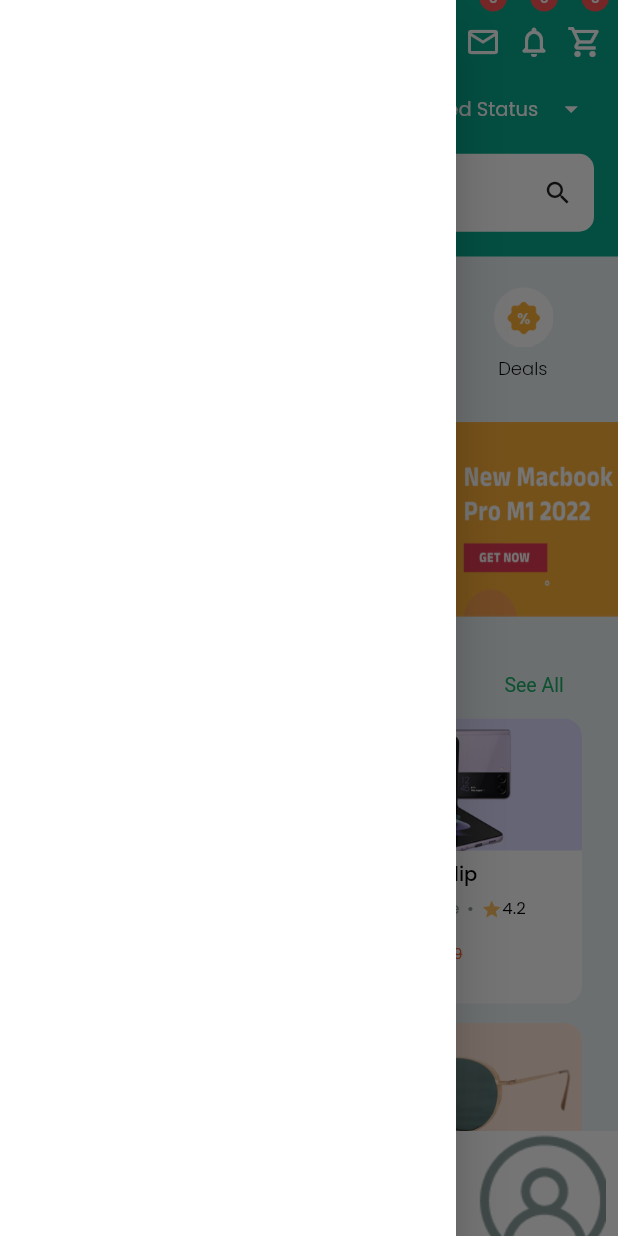
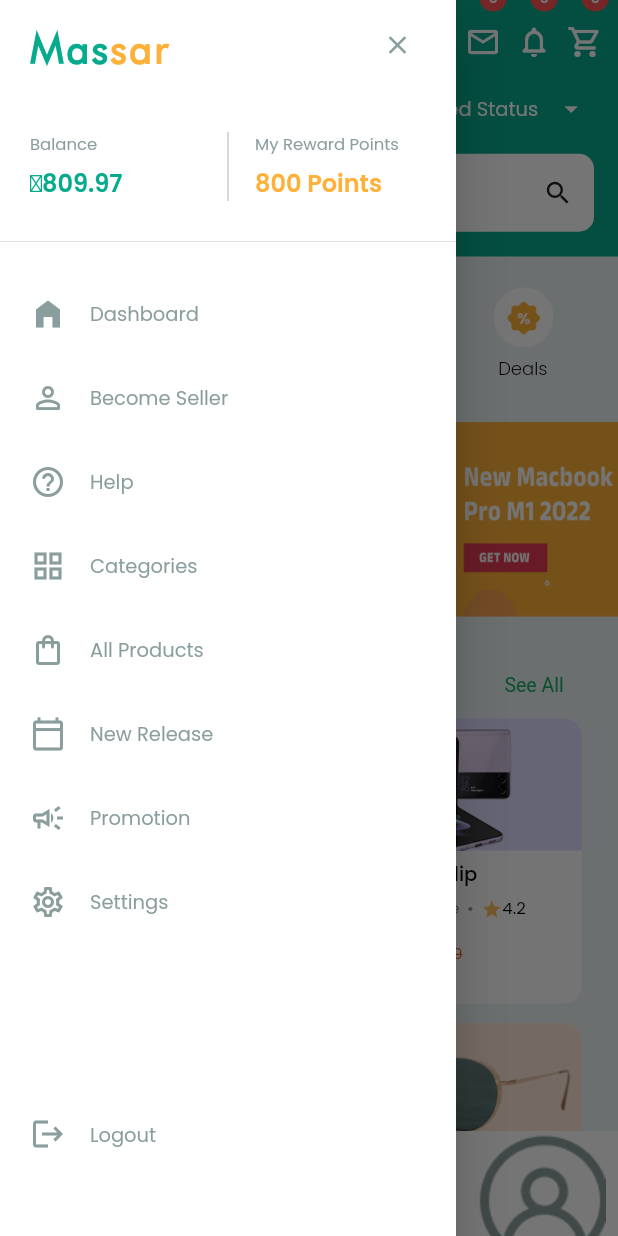
Before and after one commit to Manuelkpatsu/massar_app, a Flutter app: the MainApp screen opened by its route, with the side drawer open, on a phone screen of 412 x 824 dp. Run offline on Flutter 3.47's test engine with Material 2 defaults, Android fonts, the phone set to English and light mode, and no system bars; drawn by our look-alikes of badges, persistent_bottom_nav_bar; our stand-ins replace animated_splash_screen, equatable, google_fonts, page_transition.

Commit message:
Implement drawer

```diff
--- a/lib/screens/main_app/home/home_screen.dart
+++ b/lib/screens/main_app/home/home_screen.dart
@@ -25,7 +25,7 @@ class _HomeScreenState extends State<HomeScreen> {
     Category(id: 1, name: 'Electronic', image: 'assets/images/categories/electronic.png'),
     Category(id: 2, name: 'Fashion', image: 'assets/images/categories/fashion.png'),
     Category(id: 3, name: 'F&B', image: 'assets/images/categories/cloth.png'),
-    Category(id: 4, name: 'Beauty', image: 'assets/images/categories/deal.png'),
+    Category(id: 4, name: 'Beauty', image: 'assets/images/categories/beauty.png'),
     Category(id: 5, name: 'Deals', image: 'assets/images/categories/deal.png'),
   ];
   final List<String> _promotions = [
--- a/lib/screens/main_app/main_app.dart
+++ b/lib/screens/main_app/main_app.dart
@@ -1,12 +1,17 @@
 import 'package:flutter/material.dart';
+import 'package:massar_app/screens/main_app/widgets/info_tile.dart';
 import 'package:massar_app/screens/widgets/custom_badge.dart';
+import 'package:massar_app/screens/widgets/logo.dart';
 import 'package:massar_app/theme/custom_color.dart';
+import 'package:massar_app/utils/money.dart';
 import 'package:persistent_bottom_nav_bar/persistent_tab_view.dart';
 
 import 'feeds/feeds_screen.dart';
 import 'home/home_screen.dart';
 import 'profile/profile_screen.dart';
 import 'transaction/transaction_screen.dart';
+import 'widgets/close_drawer_button.dart';
+import 'widgets/nav_tile.dart';
 import 'widgets/screen_title.dart';
 
 class MainApp extends StatefulWidget {
@@ -99,8 +104,111 @@ class _MainAppState extends State<MainApp> {
           ),
         ],
       ),
-      drawer: const Drawer(
+      drawer: Drawer(
         backgroundColor: Colors.white,
+        child: Column(
+          children: [
+            DrawerHeader(
+              margin: EdgeInsets.zero,
+              padding: const EdgeInsets.fromLTRB(20, 16, 20, 0),
+              child: Stack(
+                children: [
+                  Column(
+                    crossAxisAlignment: CrossAxisAlignment.start,
+                    children: [
+                      const Logo(
+                        firstColor: CustomColor.primaryColor,
+                        secondColor: CustomColor.buttonColor,
+                        fontSize: 27,
+                      ),
+                      const SizedBox(height: 40),
+                      IntrinsicHeight(
+                        child: Row(
+                          children: [
+                            InfoTile(
+                              title: 'Balance',
+                              info: Money.fromDouble(value: 809.97),
+                              infoTextColor: CustomColor.primaryColor,
+                            ),
+                            const SizedBox(width: 10),
+                            const VerticalDivider(
+                              color: CustomColor.labelColor,
+                              thickness: 0.5,
+                            ),
+                            const SizedBox(width: 10),
+                            const InfoTile(
+                              title: 'My Reward Points',
+                              info: '800 Points',
+                              infoTextColor: CustomColor.buttonColor,
+                            ),
+                          ],
+                        ),
+                      ),
+                    ],
+                  ),
+                  const CloseDrawerButton(),
+                ],
+              ),
+            ),
+            const SizedBox(height: 20),
+            Expanded(
+              child: ListView(
+                padding: EdgeInsets.zero,
+                children: [
+                  NavTile(
+                    onPressed: () {},
+                    title: 'Dashboard',
+                    icon: Icons.home_filled,
+                  ),
+                  NavTile(
+                    onPressed: () {},
+                    title: 'Become Seller',
+                    icon: Icons.person_outline_rounded,
+                  ),
+                  NavTile(
+                    onPressed: () {},
+                    title: 'Help',
+                    icon: Icons.help_outline_rounded,
+                  ),
+                  NavTile(
+                    onPressed: () {},
+                    title: 'Categories',
+                    icon: Icons.grid_view_outlined,
+                  ),
+                  NavTile(
+                    onPressed: () {},
+                    title: 'All Products',
+                    icon: Icons.shopping_bag_outlined,
+                  ),
+                  NavTile(
+                    onPressed: () {},
+                    title: 'New Release',
+                    icon: Icons.calendar_today_outlined,
+                  ),
+                  NavTile(
+                    onPressed: () {},
+                    title: 'Promotion',
+                    icon: Icons.campaign_outlined,
+                  ),
+                  NavTile(
+                    onPressed: () {},
+                    title: 'Settings',
+                    icon: Icons.settings_outlined,
+                  ),
+                ],
+              ),
+            ),
+            Align(
+              alignment: Alignment.bottomCenter,
+              child: NavTile(
+                onPressed: () {},
+                title: 'Logout',
+                icon: Icons.logout,
+              ),
+            ),
+            const SizedBox(height: 40),
+          ],
+        ),
       ),
       body: PersistentTabView(
         context,
--- /dev/null
+++ b/lib/screens/main_app/widgets/close_drawer_button.dart
@@ -0,0 +1,23 @@
+import 'package:flutter/material.dart';
+import 'package:massar_app/theme/custom_color.dart';
+
+class CloseDrawerButton extends StatelessWidget {
+  const CloseDrawerButton({Key? key}) : super(key: key);
+
+  @override
+  Widget build(BuildContext context) {
+    return Positioned(
+      top: -10,
+      right: -5,
+      child: IconButton(
+        splashRadius: 20,
+        onPressed: () => Navigator.pop(context),
+        icon: const Icon(
+          Icons.close,
+          color: CustomColor.labelColor,
+          size: 20,
+        ),
+      ),
+    );
+  }
+}
--- /dev/null
+++ b/lib/screens/main_app/widgets/info_tile.dart
@@ -0,0 +1,44 @@
+import 'package:flutter/material.dart';
+import 'package:massar_app/theme/custom_color.dart';
+
+class InfoTile extends StatelessWidget {
+  final String title;
+  final String info;
+  final Color infoTextColor;
+
+  const InfoTile({
+    Key? key,
+    required this.title,
+    required this.info,
+    required this.infoTextColor,
+  }) : super(key: key);
+
+  @override
+  Widget build(BuildContext context) {
+    return Expanded(
+      child: Column(
+        crossAxisAlignment: CrossAxisAlignment.start,
+        children: [
+          Text(
+            title,
+            style: const TextStyle(
+              fontSize: 11,
+              fontWeight: FontWeight.w400,
+              color: CustomColor.labelColor,
+            ),
+          ),
+          const SizedBox(height: 6),
+          Text(
+            info,
+            style: TextStyle(
+              fontSize: 16,
+              fontWeight: FontWeight.w600,
+              color: infoTextColor,
+              height: 1.5,
+            ),
+          )
+        ],
+      ),
+    );
+  }
+}
--- /dev/null
+++ b/lib/screens/main_app/widgets/nav_tile.dart
@@ -0,0 +1,34 @@
+import 'package:flutter/material.dart';
+import 'package:massar_app/theme/custom_color.dart';
+
+class NavTile extends StatelessWidget {
+  final IconData icon;
+  final String title;
+  final VoidCallback onPressed;
+
+  const NavTile({
+    Key? key,
+    required this.icon,
+    required this.title,
+    required this.onPressed,
+  }) : super(key: key);
+
+  @override
+  Widget build(BuildContext context) {
+    return ListTile(
+      contentPadding: const EdgeInsets.symmetric(horizontal: 20),
+      onTap: onPressed,
+      leading: Icon(icon, color: CustomColor.labelColor, size: 24),
+      horizontalTitleGap: 0,
+      title: Text(
+        title,
+        style: const TextStyle(
+          color: CustomColor.labelColor,
+          fontSize: 13,
+          fontWeight: FontWeight.w400,
+          height: 1.54,
+        ),
+      ),
+    );
+  }
+}
```
